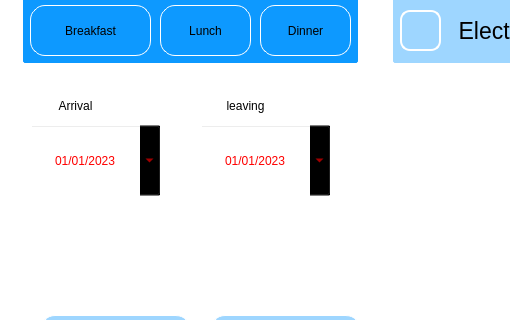
The window that src/UI/UI_Files/new_order_widget.ui (Mandalflik02/Room_Management_Hotels) describes before a commit, drawn with Qt 5; both pictures show x 0 to 510 and y 205 to 525 of the 1300 by 610 pixel window.
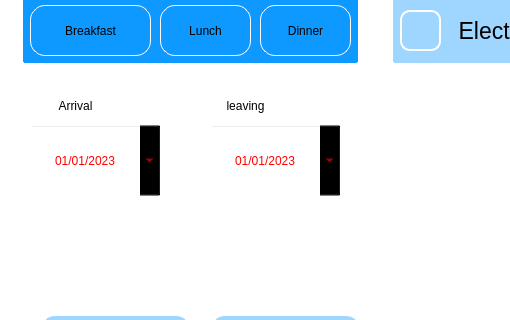
The same window after the commit. Icons and pictures are not drawn.

Diff of the .ui file:
```diff
--- a/src/UI/UI_Files/new_order_widget.ui
+++ b/src/UI/UI_Files/new_order_widget.ui
@@ -677,14 +677,15 @@
   <widget class="QDateEdit" name="leaving_date">
    <property name="geometry">
     <rect>
-     <x>200</x>
+     <x>210</x>
      <y>330</y>
      <width>131</width>
      <height>71</height>
     </rect>
    </property>
    <property name="styleSheet">
-    <string notr="true">color: rgb(255, 0, 0);
+    <string notr="true">color: rgb(255, 255, 255);
+color: rgb(255, 0, 0);
 border-color:rgb(0,0,0);
 font: 16pt &quot;Calibri&quot;;</string>
    </property>
```
Left out of the diff: 102 changed lines with no effect on the pictures.
